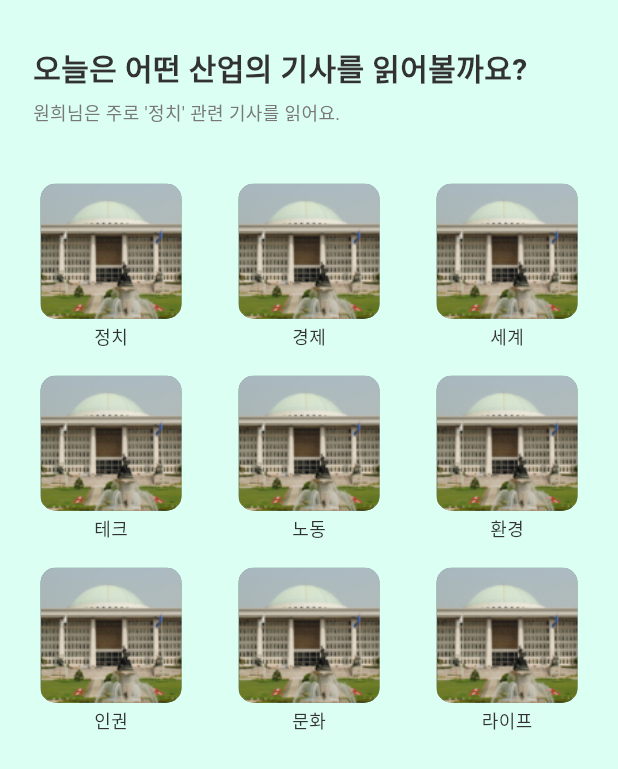
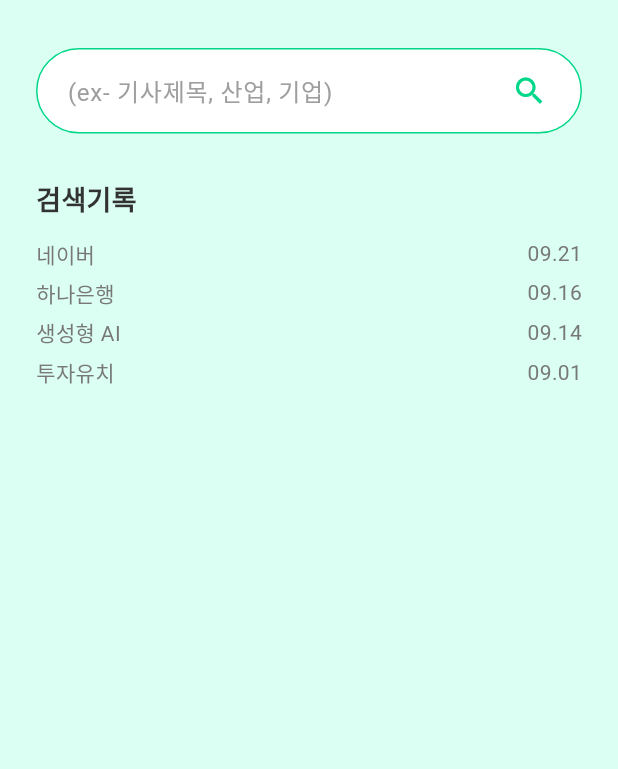
Before and after one commit to AjouGoodNews/Flutter-FrontEnd, a Flutter app: the screen it shows after launch, on a phone screen of 412 x 824 dp. Shown: the top 769 px of the screen. Run offline on Flutter 3.47's test engine with Material 3 defaults, Android fonts, the phone set to English and light mode, and no system bars; our stand-ins replace firebase_auth, firebase_core, gap, google_sign_in, logger, sign_in_with_apple; accounts and stored records are empty; Roboto replaces fonts that are missing (Pretendard).

Commit message:
Design: Search screen

```diff
--- a/lib/screens/route_screen.dart
+++ b/lib/screens/route_screen.dart
@@ -1,6 +1,7 @@
 import 'package:flutter/material.dart';
 import 'package:goodnews/screens/category/category_screen.dart';
 import 'package:goodnews/screens/category_select/category_select_screen.dart';
+import 'package:goodnews/screens/search/search_screen.dart';
 import 'package:goodnews/screens/user_info_write/user_info_write_screen.dart';
 import 'login/login_screen.dart';
 import 'login_complete/login_complete_screen.dart';
@@ -14,6 +15,7 @@ class RouteScreen extends StatelessWidget {
     // return const LoginCompleteScreen();
     // return const CategorySelectScreen();
     // return const UserInfoWriteScreen();
-    return const CategoryScreen();
+    // return const CategoryScreen();
+    return const SearchScreen();
   }
 }
--- /dev/null
+++ b/lib/screens/search/components/custom_search_bar.dart
@@ -0,0 +1,39 @@
+import 'package:flutter/material.dart';
+import 'package:goodnews/themes/custom_color.dart';
+
+class CustomSearchBar extends StatelessWidget {
+  final String searchQuery; // 검색어 상태
+  final Function(String) onChanged; // 검색어 변경 시 호출될 콜백
+
+  CustomSearchBar({
+    required this.searchQuery,
+    required this.onChanged,
+  });
+
+  @override
+  Widget build(BuildContext context) {
+    return Container(
+      decoration: BoxDecoration(
+        color: Colors.white,
+        border: Border.all(color: primary), // 파란색 테두리
+        borderRadius: BorderRadius.circular(117), // 라운드 설정
+      ),
+      child: TextField(
+        onChanged: onChanged, // 검색어 변경 시 호출될 콜백
+        decoration: InputDecoration(
+          hintText: '(ex- 기사제목, 산업, 기업)', // 플레이스홀더 텍스트
+          hintStyle: TextStyle(color: Colors.grey), // 플레이스홀더 색상
+          border: InputBorder.none, // 기본 테두리 제거
+          contentPadding: EdgeInsets.symmetric(horizontal: 20, vertical: 15), // 내부 여백
+          suffixIcon: Padding(
+            padding: EdgeInsets.only(right: 20), // 아이콘 여백
+            child: Icon(
+              Icons.search, // 돋보기 아이콘
+              color: primary, // 아이콘 색상
+            ),
+          ),
+        ),
+      ),
+    );
+  }
+}
--- /dev/null
+++ b/lib/screens/search/search_screen.dart
@@ -0,0 +1,84 @@
+import 'package:flutter/material.dart';
+import 'package:gap/gap.dart';
+import 'package:goodnews/screens/search/components/custom_search_bar.dart';
+import 'package:goodnews/themes/custom_color.dart';
+import 'package:goodnews/themes/custom_decoration.dart';
+import 'package:goodnews/themes/custom_font.dart';
+
+class SearchScreen extends StatefulWidget {
+  const SearchScreen({super.key});
+
+  @override
+  State<SearchScreen> createState() => _SearchScreen();
+}
+
+class _SearchScreen extends State<SearchScreen> {
+  String searchQuery = ''; // 검색어 상태 저장
+
+  void _onSearchQueryChanged(String query) {
+    setState(() {
+      searchQuery = query; // 검색어 업데이트
+    });
+  }
+
+  final List<Map<String, String>> recentSearchQueries = [
+    {'keyword': '네이버', 'date': '09.21'},
+    {'keyword': '하나은행', 'date': '09.16'},
+    {'keyword': '생성형 AI', 'date': '09.14'},
+    {'keyword': '투자유치', 'date': '09.01'},
+  ];
+
+  @override
+  Widget build(BuildContext context) {
+    return Scaffold(
+      body: Stack(
+        children: [
+          Container(
+            decoration: BoxDecoration(
+                color: lightPrimary
+            ),
+          ),
+          SafeArea(
+            child: Padding(
+              padding: EdgeInsets.symmetric(horizontal: defaultGapM * 2, vertical: defaultGapL * 2),
+              child: Column(
+                crossAxisAlignment: CrossAxisAlignment.start,
+                children: [
+                  CustomSearchBar(
+                    searchQuery: searchQuery, // 검색어 전달
+                    onChanged: _onSearchQueryChanged, // 검색어 변경 시 호출될 콜백
+                  ),
+
+                  const Gap(defaultGapL * 2),
+
+                  Text('검색기록', style: CustomTextStyle.title3),
+                  const Gap(defaultGapL),
+                  Expanded(
+                    child: ListView.builder(
+                      itemCount: recentSearchQueries.length,
+                      itemBuilder: (context, index) {
+                        final button = recentSearchQueries[index];
+                        return Column(
+                          children: [
+                            Row(
+                              mainAxisAlignment: MainAxisAlignment.spaceBetween,
+                              children: [
+                                Text(button['keyword']!, style: CustomTextStyle.body3.apply(color: darkGray)),
+                                Text(button['date']!, style: CustomTextStyle.body3.apply(color: darkGray)),
+                              ],
+                            ),
+                            const Gap(defaultGapS), // 각 항목 사이에 갭 추가
+                          ],
+                        );
+                      },
+                    ),
+                  ),
+                ],
+              ),
+            ),
+          )
+        ],
+      ),
+    );
+  }
+}
```
